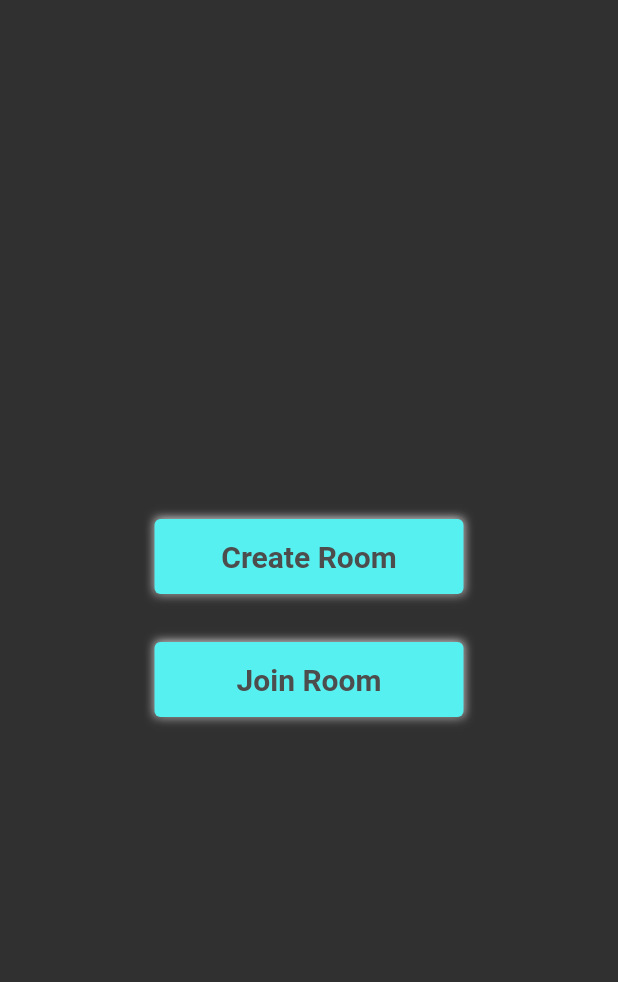
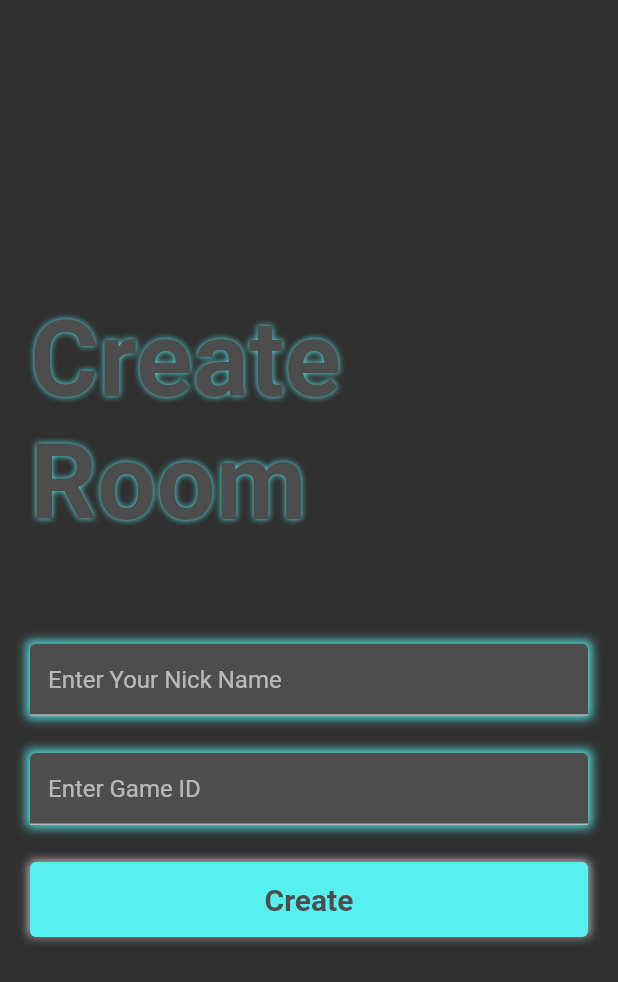
Before and after one commit to rmr32/peak_card_game, a Flutter app: the screen it shows after launch, after a tap on "Join Room", on a phone screen of 412 x 824 dp. Shown: the top 982 px of the screen. Run offline on Flutter 3.47's test engine with Material 2 defaults, Android fonts, the phone set to English and light mode, and no system bars.

Commit message:
Basic UI Complete

```diff
--- a/lib/main.dart
+++ b/lib/main.dart
@@ -1,4 +1,6 @@
 import 'package:flutter/material.dart';
+import 'package:peak_card_game/screens/create_room_screen.dart';
+import 'package:peak_card_game/screens/join_room_screen.dart';
 import 'package:peak_card_game/screens/main_menu_screen.dart';
 
 void main() {
@@ -13,7 +15,12 @@ class MyApp extends StatelessWidget {
     return MaterialApp(
       title: 'Flutter Demo',
       theme: ThemeData.dark(),
-      home: const MainMenuScreen(),
+      routes: {
+        MainMenuScreen.routeName: (context) => const MainMenuScreen(),
+        CreateRoomScreen.routeName: (context) => const CreateRoomScreen(),
+        JoinRoomScreen.routeName: (context) => const JoinRoomScreen(),
+      },
+      initialRoute: MainMenuScreen.routeName,
     );
   }
 }
--- /dev/null
+++ b/lib/screens/join_room_screen.dart
@@ -0,0 +1,74 @@
+import 'package:flutter/material.dart';
+import 'package:peak_card_game/responsive/responsive.dart';
+import 'package:peak_card_game/utils/color.dart';
+import 'package:peak_card_game/widgets/custom_button.dart';
+import 'package:peak_card_game/widgets/custom_text.dart';
+import 'package:peak_card_game/widgets/custom_text_field.dart';
+
+class JoinRoomScreen extends StatefulWidget {
+  static String routeName = '/join-room';
+  const JoinRoomScreen({super.key});
+
+  @override
+  State<JoinRoomScreen> createState() => _JoinRoomScreenState();
+}
+
+class _JoinRoomScreenState extends State<JoinRoomScreen> {
+  final TextEditingController _nameController = TextEditingController();
+  final TextEditingController _gameIDController = TextEditingController();
+
+  @override
+  void dispose() {
+    super.dispose();
+    _nameController.dispose();
+    _gameIDController.dispose();
+  }
+
+  @override
+  Widget build(BuildContext context) {
+    final size = MediaQuery.of(context).size;
+
+    return Scaffold(
+      body: Responsive(
+        child: Container(
+          margin: const EdgeInsets.symmetric(
+            horizontal: 20,
+          ),
+          child: Column(
+            mainAxisAlignment: MainAxisAlignment.center,
+            crossAxisAlignment: CrossAxisAlignment.center,
+            children: [
+              const CustomText(
+                shadows: [
+                  Shadow(blurRadius: 5, color: Palette.primaryContainer),
+                ],
+                text: 'Create Room',
+                fontSize: 70,
+              ),
+              SizedBox(
+                height: size.height * 0.08,
+              ),
+              CustomTextField(
+                controller: _nameController,
+                width: size.width,
+                hintText: 'Enter Your Nick Name',
+              ),
+              SizedBox(
+                height: size.height * 0.03,
+              ),
+              CustomTextField(
+                controller: _gameIDController,
+                width: size.width,
+                hintText: 'Enter Game ID',
+              ),
+              SizedBox(
+                height: size.height * 0.03,
+              ),
+              CustomButton(onTap: () {}, text: 'Create'),
+            ],
+          ),
+        ),
+      ),
+    );
+  }
+}
--- a/lib/screens/main_menu_screen.dart
+++ b/lib/screens/main_menu_screen.dart
@@ -1,9 +1,20 @@
 import 'package:flutter/material.dart';
 import 'package:peak_card_game/responsive/responsive.dart';
+import 'package:peak_card_game/screens/create_room_screen.dart';
+import 'package:peak_card_game/screens/join_room_screen.dart';
 import 'package:peak_card_game/widgets/custom_button.dart';
 
 class MainMenuScreen extends StatelessWidget {
+  static String routeName = '/main-menu';
   const MainMenuScreen({super.key});
+
+  void createRoom(BuildContext context) {
+    Navigator.pushNamed(context, CreateRoomScreen.routeName);
+  }
+
+  void joinRoom(BuildContext context) {
+    Navigator.pushNamed(context, JoinRoomScreen.routeName);
+  }
 
   @override
   Widget build(BuildContext context) {
@@ -13,11 +24,11 @@ class MainMenuScreen extends StatelessWidget {
         child: Column(
           mainAxisAlignment: MainAxisAlignment.center,
           children: [
-            CustomButton(onTap: () {}, text: 'Create Room'),
+            CustomButton(onTap: () => createRoom(context), text: 'Create Room'),
             const SizedBox(
               height: 32,
             ),
-            CustomButton(onTap: () {}, text: 'Join Room')
+            CustomButton(onTap: () => joinRoom(context), text: 'Join Room')
           ],
         ),
       ),
--- a/lib/utils/style.dart
+++ b/lib/utils/style.dart
@@ -8,4 +8,11 @@ class InkStyle {
     color: Palette.onPrimaryContainer,
     fontWeight: FontWeight.bold,
   );
+  static const secondary = TextStyle(
+    // fontFamily: 'Ubuntu',
+    fontSize: 20.0,
+    color: Palette.onPrimaryContainer,
+    fontWeight: FontWeight.bold,
+    // shadows:
+  );
 }
--- a/lib/widgets/custom_button.dart
+++ b/lib/widgets/custom_button.dart
@@ -25,7 +25,7 @@ class CustomButton extends StatelessWidget {
         onPressed: onTap,
         style: ElevatedButton.styleFrom(
           backgroundColor: Palette.primaryContainer,
-          minimumSize: Size(width / 2, 50),
+          minimumSize: Size(width, 50),
         ),
         child: Text(
           text,
--- /dev/null
+++ b/lib/widgets/custom_text.dart
@@ -0,0 +1,22 @@
+import 'package:flutter/material.dart';
+import 'package:peak_card_game/utils/style.dart';
+
+class CustomText extends StatelessWidget {
+  final List<Shadow> shadows;
+  final String text;
+  final double fontSize;
+
+  const CustomText(
+      {super.key,
+      required this.shadows,
+      required this.text,
+      required this.fontSize});
+
+  @override
+  Widget build(BuildContext context) {
+    return Text(
+      text,
+      style: InkStyle.secondary.copyWith(fontSize: fontSize, shadows: shadows),
+    );
+  }
+}
--- /dev/null
+++ b/lib/widgets/custom_text_field.dart
@@ -0,0 +1,42 @@
+import 'package:flutter/material.dart';
+import 'package:peak_card_game/utils/color.dart';
+
+class CustomTextField extends StatelessWidget {
+  final TextEditingController controller;
+  final String hintText;
+  final double width;
+  final bool isReadOnly;
+
+  const CustomTextField({
+    super.key,
+    required this.controller,
+    required this.hintText,
+    required this.width,
+    this.isReadOnly = false,
+  });
+
+  @override
+  Widget build(BuildContext context) {
+    return Container(
+      width: width,
+      decoration: const BoxDecoration(
+        boxShadow: [
+          BoxShadow(
+            color: Palette.primaryContainer,
+            blurRadius: 5,
+            spreadRadius: 2,
+          )
+        ],
+      ),
+      child: TextField(
+        readOnly: isReadOnly,
+        controller: controller,
+        decoration: InputDecoration(
+          fillColor: Palette.onPrimaryContainer,
+          filled: true,
+          hintText: hintText,
+        ),
+      ),
+    );
+  }
+}
```
Also changed, not shown: lib/screens/create_room_screen.dart (added, +64 -0 lines), pubspec.yaml (+4 -12 lines), pubspec.lock.
